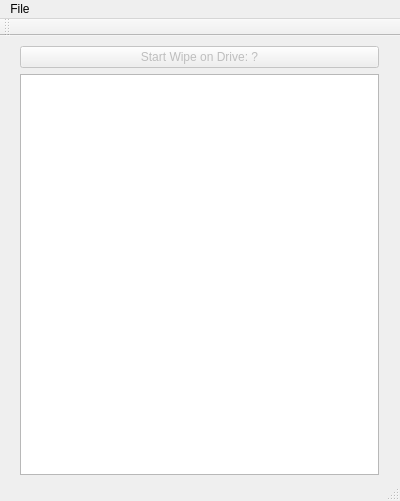
Atvaar/WipeTool, file mainwindow.ui: the form before one commit.
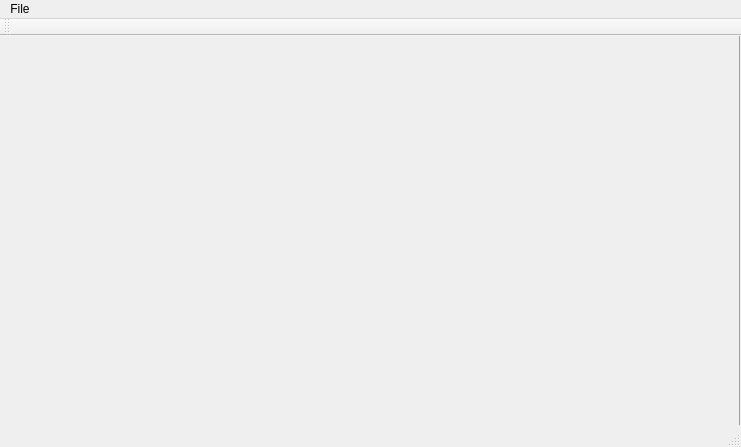
The form after the commit.

```diff
--- a/mainwindow.ui
+++ b/mainwindow.ui
@@ -6,44 +6,42 @@
    <rect>
     <x>0</x>
     <y>0</y>
-    <width>400</width>
-    <height>501</height>
+    <width>741</width>
+    <height>447</height>
    </rect>
   </property>
   <property name="windowTitle">
    <string>MainWindow</string>
   </property>
   <widget class="QWidget" name="centralWidget">
-   <widget class="QWidget" name="gridLayoutWidget">
+   <widget class="QScrollArea" name="scrollArea">
     <property name="geometry">
      <rect>
-      <x>9</x>
+      <x>-1</x>
       <y>-1</y>
-      <width>381</width>
-      <height>451</height>
+      <width>741</width>
+      <height>411</height>
      </rect>
     </property>
-    <layout class="QGridLayout" name="gridLayout">
-     <item row="2" column="0">
-      <widget class="QTextBrowser" name="textBrowser">
-       <property name="font">
-        <font>
-         <pointsize>5</pointsize>
-        </font>
-       </property>
-      </widget>
-     </item>
-     <item row="1" column="0">
-      <widget class="QPushButton" name="pushButton">
-       <property name="enabled">
-        <bool>false</bool>
-       </property>
-       <property name="text">
-        <string>Start Wipe on Drive: ?</string>
-       </property>
-      </widget>
-     </item>
-    </layout>
+    <property name="frameShape">
+     <enum>QFrame::Panel</enum>
+    </property>
+    <property name="frameShadow">
+     <enum>QFrame::Raised</enum>
+    </property>
+    <property name="widgetResizable">
+     <bool>true</bool>
+    </property>
+    <widget class="QWidget" name="scrollAreaWidgetContents">
+     <property name="geometry">
+      <rect>
+       <x>0</x>
+       <y>0</y>
+       <width>739</width>
+       <height>409</height>
+      </rect>
+     </property>
+    </widget>
    </widget>
   </widget>
   <widget class="QMenuBar" name="menuBar">
@@ -51,7 +49,7 @@
     <rect>
      <x>0</x>
      <y>0</y>
-     <width>400</width>
+     <width>741</width>
      <height>22</height>
     </rect>
    </property>
```
